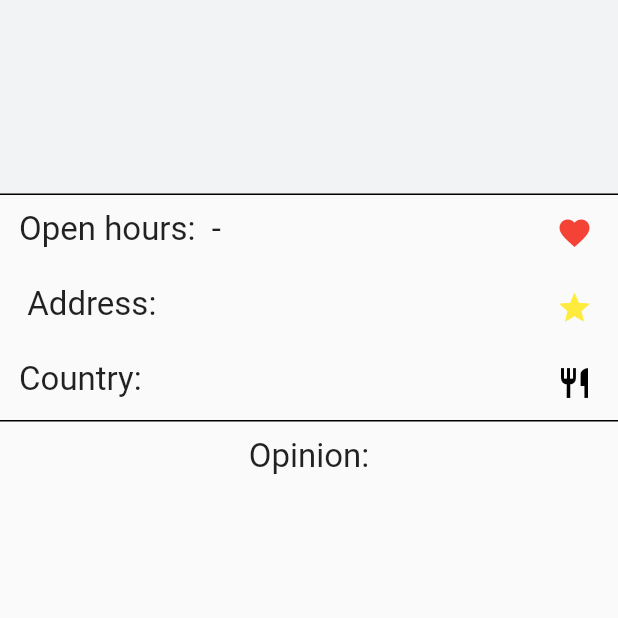
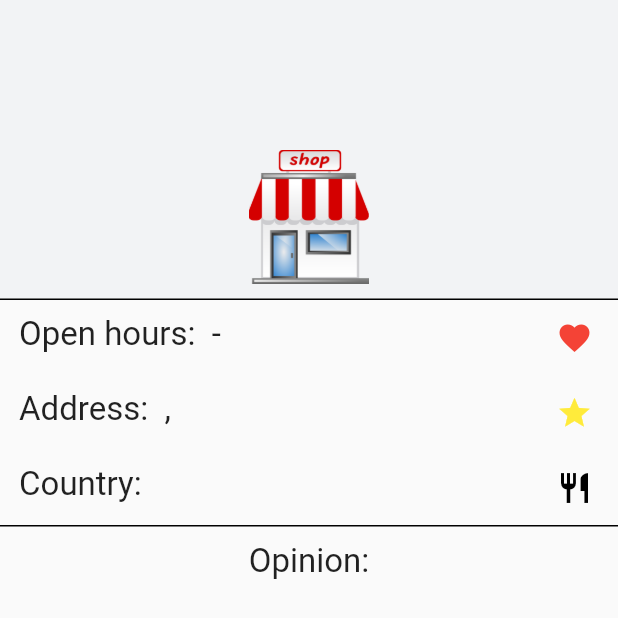
Before and after one commit to PiotrKupis/food-care-frontend, a Flutter app: the RestaurantView screen opened directly with empty values, on a phone screen of 412 x 824 dp. Shown: the top 618 px of the screen. Run offline on Flutter 3.47's test engine with Material 2 defaults, Android fonts, the phone set to English and light mode, and no system bars; our stand-ins replace dio, email_validator, fluttertoast, geolocator, image_picker, shared_preferences; accounts and stored records are empty.

Commit message:
created restaurant view

```diff
--- a/lib/restaurantView.dart
+++ b/lib/restaurantView.dart
@@ -20,6 +20,7 @@ class _RestaurantViewState extends State<RestaurantView> {
 
   _RestaurantViewState({required this.business});
 
+
   @override
   Widget build(BuildContext context) {
     return Scaffold(
@@ -27,10 +28,10 @@ class _RestaurantViewState extends State<RestaurantView> {
         children: [
           Container(
             width: double.infinity,
-            height: 130,
-
+            height: 100,
+            padding: EdgeInsets.fromLTRB(0, 40, 0, 0),
             decoration: BoxDecoration(
-              border: Border(bottom: BorderSide(color: Colors.black)) ,
+            //  border: Border(bottom: BorderSide(color: Colors.black)) ,
               color: Color(0xFFF2F3F5),
             ),
             child: Center(
@@ -44,6 +45,33 @@ class _RestaurantViewState extends State<RestaurantView> {
 
             )
           ),
+          Container(
+            width: double.infinity,
+            height: 100,
+            padding: EdgeInsets.fromLTRB(0, 0, 0, 10),
+            decoration: BoxDecoration(
+              border: Border(bottom: BorderSide(color: Colors.black)) ,
+              color: Color(0xFFF2F3F5),
+            ),
+            child: Center(
+              child: business.typeOfBusiness.index == 0 ? //tutaj poprawic
+              Image.asset(
+                  "images/shop.png",
+                  fit: BoxFit.fitHeight,
+                  height: 100,
+                  width: 180,
+              )
+              :
+              Image.asset(
+                  "images/restaurant-.png",
+                  fit: BoxFit.fitHeight,
+                  height: 100,
+                  width: 180,
+              )
+
+            )
+          ),
+
         Row(
           mainAxisAlignment: MainAxisAlignment.spaceBetween,
 
@@ -95,7 +123,7 @@ class _RestaurantViewState extends State<RestaurantView> {
               child:
                 Text(
                   "Address: " + business.address.street + " " +
-                  business.address.streetNumber + " " +
+                  business.address.streetNumber + ", " +
                   business.address.city,
 
                   textAlign: TextAlign.center,
--- a/pubspec.yaml
+++ b/pubspec.yaml
@@ -54,6 +54,8 @@ flutter:
   assets:
     - images/breakfast.png
     - images/no_image.jpg
+    - images/restaurant-.png
+    - images/shop.png
 
   # An image asset can refer to one or more resolution-specific "variants", see
   # https://flutter.dev/assets-and-images/#resolution-aware.
```
Also changed, not shown: images/restaurant-.png (added), images/shop.png (added).
